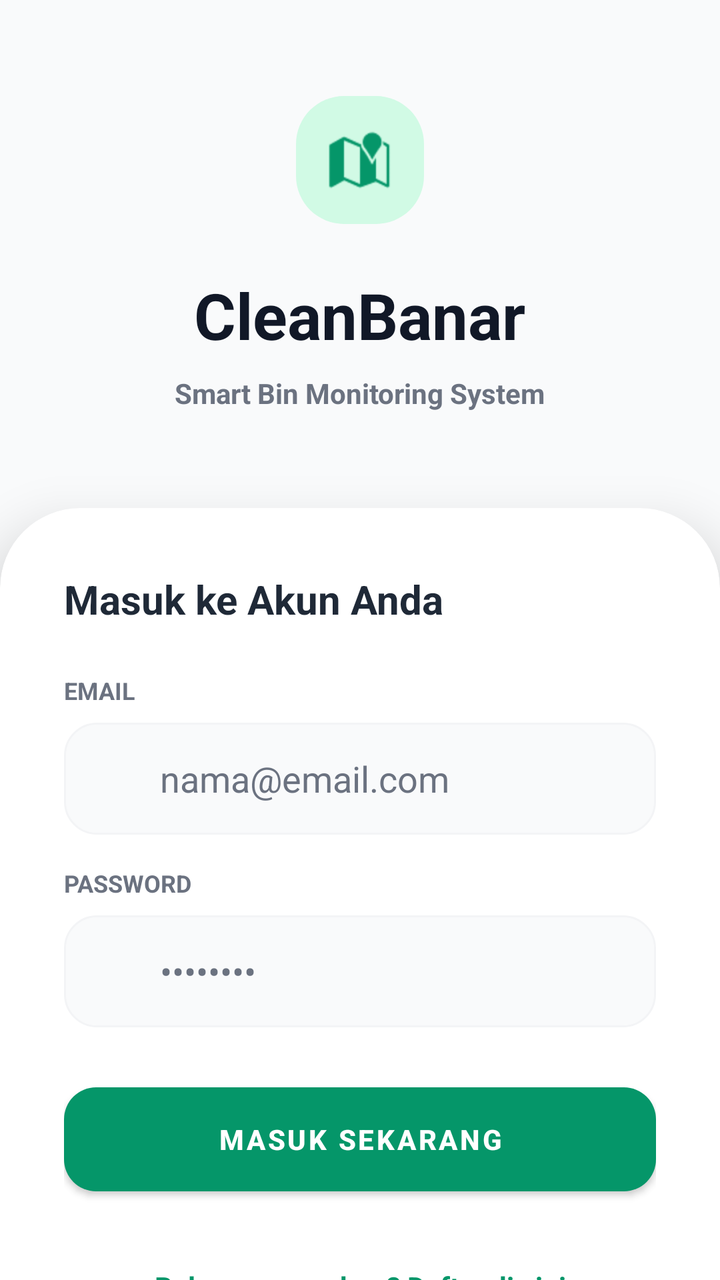
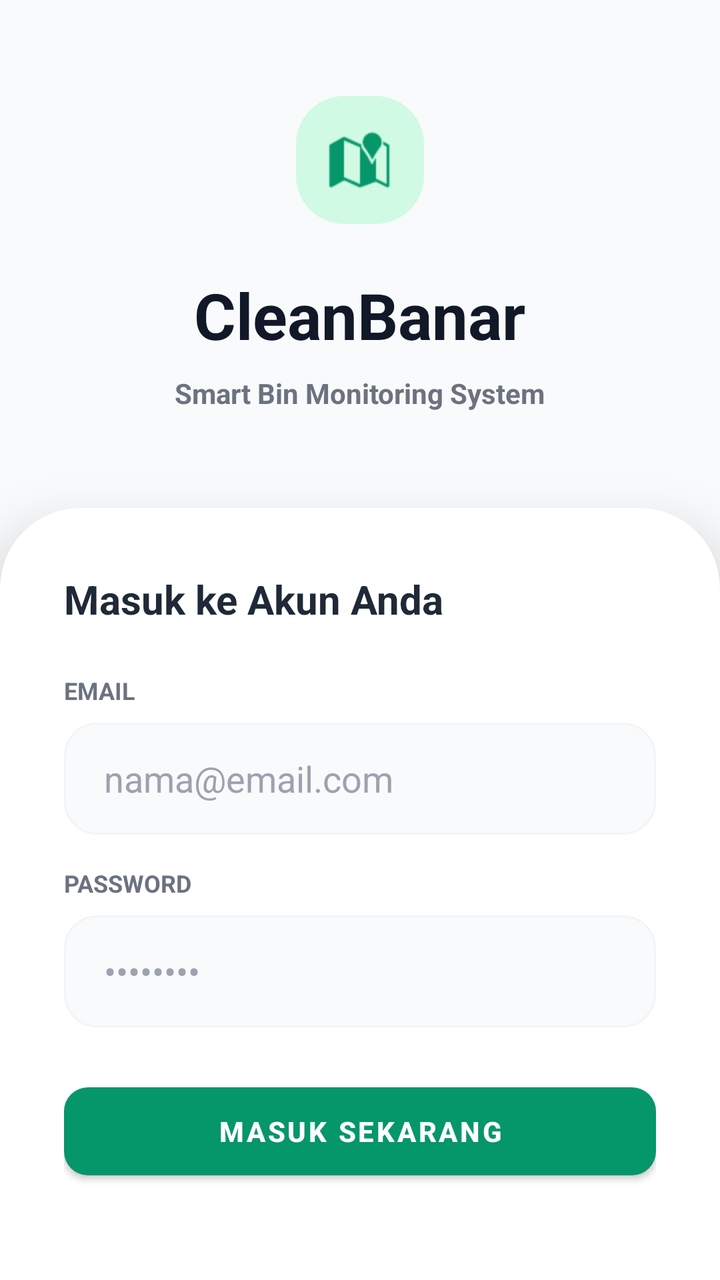

Compare the two renders of this Android layout. The source of the first and the diff that turns it into the second are given below.
<!-- AndroidManifest.xml: activity theme Theme.CleanBanar.NoActionBar -->
<!-- res/layout/activity_login.xml -->
<?xml version="1.0" encoding="utf-8"?>
<androidx.constraintlayout.widget.ConstraintLayout xmlns:android="http://schemas.android.com/apk/res/android"
    xmlns:app="http://schemas.android.com/apk/res-auto"
    xmlns:tools="http://schemas.android.com/tools"
    android:layout_width="match_parent"
    android:layout_height="match_parent"
    android:background="@color/gray_50"
    tools:context=".features.auth.LoginActivity">

    
    <LinearLayout
        android:id="@+id/headerLayout"
        android:layout_width="0dp"
        android:layout_height="wrap_content"
        android:orientation="vertical"
        android:gravity="center"
        android:paddingTop="48dp"
        android:paddingBottom="48dp"
        app:layout_constraintTop_toTopOf="parent"
        app:layout_constraintStart_toStartOf="parent"
        app:layout_constraintEnd_toEndOf="parent">

        <ImageView
            android:layout_width="64dp"
            android:layout_height="64dp"
            android:src="@android:drawable/ic_dialog_map"
            android:background="@drawable/leaf_bg"
            app:tint="@color/emerald_600"
            android:padding="16dp"
            android:layout_marginBottom="24dp" />

        <TextView
            android:layout_width="wrap_content"
            android:layout_height="wrap_content"
            android:text="CleanBanar"
            android:textStyle="bold"
            android:textSize="32sp"
            android:textColor="@color/gray_900" />

        <TextView
            android:layout_width="wrap_content"
            android:layout_height="wrap_content"
            android:text="Smart Bin Monitoring System"
            android:textColor="@color/gray_500"
            android:textStyle="bold"
            android:layout_marginTop="8dp" />
    </LinearLayout>

    
    <com.google.android.material.card.MaterialCardView
        android:layout_width="0dp"
        android:layout_height="0dp"
        app:layout_constraintTop_toBottomOf="@id/headerLayout"
        app:layout_constraintBottom_toBottomOf="parent"
        app:layout_constraintStart_toStartOf="parent"
        app:layout_constraintEnd_toEndOf="parent"
        app:cardCornerRadius="40dp"
        app:cardElevation="16dp"
        app:cardBackgroundColor="@color/white"
        android:layout_marginBottom="-40dp">

        <LinearLayout
            android:layout_width="match_parent"
            android:layout_height="match_parent"
            android:orientation="vertical"
            android:padding="32dp">

            <TextView
                android:layout_width="wrap_content"
                android:layout_height="wrap_content"
                android:text="Masuk ke Akun Anda"
                android:textSize="20sp"
                android:textStyle="bold"
                android:textColor="@color/gray_800"
                android:layout_marginBottom="24dp" />

            <TextView
                android:layout_width="wrap_content"
                android:layout_height="wrap_content"
                android:text="EMAIL"
                android:textSize="12sp"
                android:textStyle="bold"
                android:textColor="@color/gray_500"
                android:layout_marginBottom="8dp" />

            <EditText
                android:id="@+id/etEmail"
                android:layout_width="match_parent"
                android:layout_height="56dp"
                android:inputType="textEmailAddress"
                android:background="@drawable/edit_text_bg"
                android:hint="nama@email.com"
                android:paddingStart="48dp"
                android:paddingEnd="16dp"
                android:textColorHint="@color/gray_500"
                android:layout_marginBottom="16dp" />

            <TextView
                android:layout_width="wrap_content"
                android:layout_height="wrap_content"
                android:text="PASSWORD"
                android:textSize="12sp"
                android:textStyle="bold"
                android:textColor="@color/gray_500"
                android:layout_marginBottom="8dp" />

            <EditText
                android:id="@+id/etPassword"
                android:layout_width="match_parent"
                android:layout_height="56dp"
                android:inputType="textPassword"
                android:background="@drawable/edit_text_bg"
                android:hint="••••••••"
                android:paddingStart="48dp"
                android:paddingEnd="16dp"
                android:textColorHint="@color/gray_500"
                android:layout_marginBottom="24dp" />

            <com.google.android.material.button.MaterialButton
                android:id="@+id/btnLogin"
                android:layout_width="match_parent"
                android:layout_height="64dp"
                android:text="Masuk Sekarang"
                android:textColor="@color/white"
                android:textStyle="bold"
                app:cornerRadius="16dp"
                app:backgroundTint="@color/emerald_600" />

            <TextView
                android:id="@+id/tvRegister"
                android:layout_width="match_parent"
                android:layout_height="wrap_content"
                android:text="Belum punya akun? Daftar di sini"
                android:textAlignment="center"
                android:textColor="@color/primary"
                android:textStyle="bold"
                android:layout_marginTop="32dp" />

        </LinearLayout>
    </com.google.android.material.card.MaterialCardView>

</androidx.constraintlayout.widget.ConstraintLayout>
<!-- resources referenced by this layout -->
<resources>
  <color name="emerald_600">#059669</color>
  <color name="gray_50">#f9fafb</color>
  <color name="gray_500">#6b7280</color>
  <color name="gray_800">#1f2937</color>
  <color name="gray_900">#111827</color>
  <color name="primary">#059669</color>
  <color name="white">#ffffff</color>
  <!-- drawable edit_text_bg (drawable) -->
  ﻿<?xml version="1.0" encoding="utf-8"?>
  <shape xmlns:android="http://schemas.android.com/apk/res/android">
      <solid android:color="@color/gray_50" />
      <stroke android:width="1dp" android:color="@color/gray_100" />
      <corners android:radius="16dp" />
  </shape>
  <!-- drawable leaf_bg (drawable) -->
  ﻿<?xml version="1.0" encoding="utf-8"?>
  <shape xmlns:android="http://schemas.android.com/apk/res/android"
      android:shape="rectangle">
      <solid android:color="@color/emerald_100" />
      <corners android:radius="24dp" />
  </shape>
  <style name="Theme.CleanBanar.NoActionBar">
          <item name="windowActionBar">false</item>
          <item name="windowNoTitle">true</item>
      </style>
  <color name="gray_100">#f3f4f6</color>
  <color name="emerald_100">#d1fae5</color>
</resources>

<!-- the commit's change to res/layout/activity_login.xml (unified diff, before → after) -->
@@ -27,7 +27,8 @@
             android:background="@drawable/leaf_bg"
             app:tint="@color/emerald_600"
             android:padding="16dp"
-            android:layout_marginBottom="24dp" />
+            android:layout_marginBottom="24dp"
+            android:contentDescription="Logo CleanBanar" />
 
         <TextView
             android:layout_width="wrap_content"
@@ -90,10 +91,11 @@
                 android:inputType="textEmailAddress"
                 android:background="@drawable/edit_text_bg"
                 android:hint="nama@email.com"
-                android:paddingStart="48dp"
+                android:paddingStart="20dp"
                 android:paddingEnd="16dp"
-                android:textColorHint="@color/gray_500"
-                android:layout_marginBottom="16dp" />
+                android:textColorHint="@color/gray_400"
+                android:layout_marginBottom="16dp"
+                android:autofillHints="emailAddress" />
 
             <TextView
                 android:layout_width="wrap_content"
@@ -111,30 +113,21 @@
                 android:inputType="textPassword"
                 android:background="@drawable/edit_text_bg"
                 android:hint="••••••••"
-                android:paddingStart="48dp"
+                android:paddingStart="20dp"
                 android:paddingEnd="16dp"
-                android:textColorHint="@color/gray_500"
-                android:layout_marginBottom="24dp" />
+                android:textColorHint="@color/gray_400"
+                android:layout_marginBottom="24dp"
+                android:autofillHints="password" />
 
             <com.google.android.material.button.MaterialButton
                 android:id="@+id/btnLogin"
                 android:layout_width="match_parent"
-                android:layout_height="64dp"
+                android:layout_height="56dp"
                 android:text="Masuk Sekarang"
                 android:textColor="@color/white"
                 android:textStyle="bold"
-                app:cornerRadius="16dp"
+                app:cornerRadius="12dp"
                 app:backgroundTint="@color/emerald_600" />
-
-            <TextView
-                android:id="@+id/tvRegister"
-                android:layout_width="match_parent"
-                android:layout_height="wrap_content"
-                android:text="Belum punya akun? Daftar di sini"
-                android:textAlignment="center"
-                android:textColor="@color/primary"
-                android:textStyle="bold"
-                android:layout_marginTop="32dp" />
 
         </LinearLayout>
     </com.google.android.material.card.MaterialCardView>
<!-- resource entries referenced after the edit -->
@@ -1,11 +1,11 @@
 <!-- resources referenced by this layout -->
 <resources>
   <color name="emerald_600">#059669</color>
+  <color name="gray_400">#9ca3af</color>
   <color name="gray_50">#f9fafb</color>
   <color name="gray_500">#6b7280</color>
   <color name="gray_800">#1f2937</color>
   <color name="gray_900">#111827</color>
-  <color name="primary">#059669</color>
   <color name="white">#ffffff</color>
   <!-- drawable edit_text_bg (drawable) -->
   ﻿<?xml version="1.0" encoding="utf-8"?>
